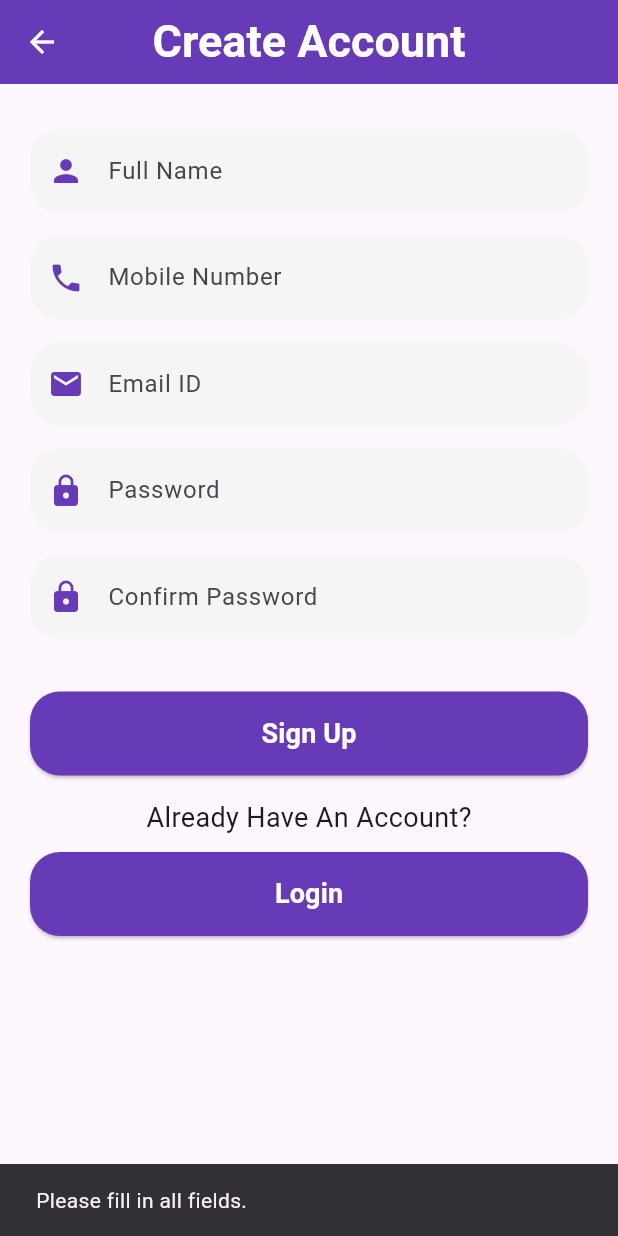
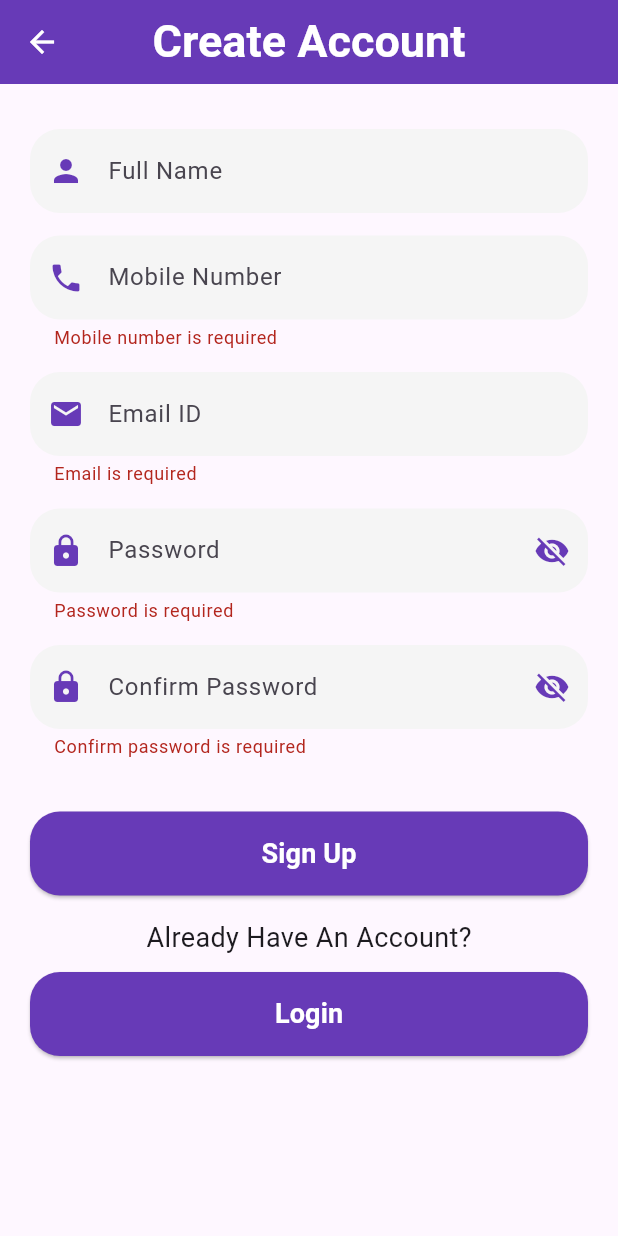
Before and after one commit to bipin24746/Mobile_Store, a Flutter app: the Registerpage screen opened directly, after a tap on "Sign Up", on a phone screen of 412 x 824 dp. Run offline on Flutter 3.47's test engine with Material 3 defaults, Android fonts, the phone set to English and light mode, and no system bars; our stand-ins replace cloud_firestore, firebase_auth, firebase_core, firebase_storage, image_picker; accounts and stored records are empty.

Commit message:
validation done

```diff
--- a/lib/Login Details/registerpage.dart
+++ b/lib/Login Details/registerpage.dart
@@ -20,21 +20,19 @@ class _RegisterpageState extends State<Registerpage> {
   final GlobalKey<FormState> registerKey = GlobalKey<FormState>();
   final FirebaseAuth auth = FirebaseAuth.instance;
 
+  // Password visibility state
+  bool _isPasswordVisible = false;
+
   Future<void> registerUser() async {
+    if (!registerKey.currentState!.validate()) {
+      return;
+    }
+
     String name = userName.text.trim();
     String mobile = mobileNum.text.trim();
     String email = emailAddress.text.trim();
     String password = newPassword.text.trim();
     String confirmpassword = confirmPassword.text.trim();
-
-    if (name.isEmpty ||
-        mobile.isEmpty ||
-        email.isEmpty ||
-        password.isEmpty ||
-        confirmpassword.isEmpty) {
-      showMessage("Please fill in all fields.");
-      return;
-    }
 
     if (password != confirmpassword) {
       showMessage("Passwords don't match");
@@ -109,13 +107,18 @@ class _RegisterpageState extends State<Registerpage> {
               crossAxisAlignment: CrossAxisAlignment.stretch,
               children: [
                 SizedBox(height: 20),
-                buildTextField(userName, "Full Name", Icons.person),
+                buildTextField(
+                  userName,
+                  "Full Name",
+                  Icons.person,
+                ),
                 buildTextField(mobileNum, "Mobile Number", Icons.phone,
-                    TextInputType.phone),
+                    TextInputType.phone, validateMobile),
                 buildTextField(emailAddress, "Email ID", Icons.email,
-                    TextInputType.emailAddress),
-                buildPasswordField(newPassword, "Password"),
-                buildPasswordField(confirmPassword, "Confirm Password"),
+                    TextInputType.emailAddress, validateEmail),
+                buildPasswordField(newPassword, "Password", validatePassword),
+                buildPasswordField(confirmPassword, "Confirm Password",
+                    validateConfirmPassword),
                 const SizedBox(height: 20),
                 buildButton("Sign Up", registerUser),
                 const SizedBox(height: 15),
@@ -137,10 +140,11 @@ class _RegisterpageState extends State<Registerpage> {
 
   Widget buildTextField(
       TextEditingController controller, String hintText, IconData icon,
-      [TextInputType keyboardType = TextInputType.text]) {
+      [TextInputType keyboardType = TextInputType.text,
+      String? Function(String?)? validator]) {
     return Padding(
       padding: const EdgeInsets.only(bottom: 15),
-      child: TextField(
+      child: TextFormField(
         controller: controller,
         decoration: InputDecoration(
           filled: true,
@@ -153,16 +157,18 @@ class _RegisterpageState extends State<Registerpage> {
           prefixIcon: Icon(icon, color: Colors.deepPurple),
         ),
         keyboardType: keyboardType,
+        validator: validator,
       ),
     );
   }
 
-  Widget buildPasswordField(TextEditingController controller, String hintText) {
+  Widget buildPasswordField(TextEditingController controller, String hintText,
+      String? Function(String?) validator) {
     return Padding(
       padding: const EdgeInsets.only(bottom: 15),
-      child: TextField(
+      child: TextFormField(
         controller: controller,
-        obscureText: true,
+        obscureText: !_isPasswordVisible, // Update to use the visibility state
         decoration: InputDecoration(
           filled: true,
           fillColor: Colors.grey[100],
@@ -172,7 +178,19 @@ class _RegisterpageState extends State<Registerpage> {
           ),
           hintText: hintText,
           prefixIcon: const Icon(Icons.lock, color: Colors.deepPurple),
+          suffixIcon: IconButton(
+            icon: Icon(
+              _isPasswordVisible ? Icons.visibility : Icons.visibility_off,
+              color: Colors.deepPurple,
+            ),
+            onPressed: () {
+              setState(() {
+                _isPasswordVisible = !_isPasswordVisible;
+              });
+            },
+          ),
         ),
+        validator: validator,
       ),
     );
   }
@@ -194,4 +212,41 @@ class _RegisterpageState extends State<Registerpage> {
       ),
     );
   }
+
+  String? validateMobile(String? value) {
+    if (value == null || value.isEmpty) {
+      return "Mobile number is required";
+    } else if (!RegExp(r'^\d{10}$').hasMatch(value)) {
+      return "Enter a valid 10-digit mobile number";
+    }
+    return null;
+  }
+
+  String? validateEmail(String? value) {
+    if (value == null || value.isEmpty) {
+      return "Email is required";
+    } else if (!RegExp(r'^[\w-]+(\.[\w-]+)*@([\w-]+\.)+[a-zA-Z]{2,7}$')
+        .hasMatch(value)) {
+      return "Enter a valid email";
+    }
+    return null;
+  }
+
+  String? validatePassword(String? value) {
+    if (value == null || value.isEmpty) {
+      return "Password is required";
+    } else if (value.length < 6) {
+      return "Password must be at least 6 characters";
+    }
+    return null;
+  }
+
+  String? validateConfirmPassword(String? value) {
+    if (value == null || value.isEmpty) {
+      return "Confirm password is required";
+    } else if (value != newPassword.text) {
+      return "Passwords do not match";
+    }
+    return null;
+  }
 }
```
